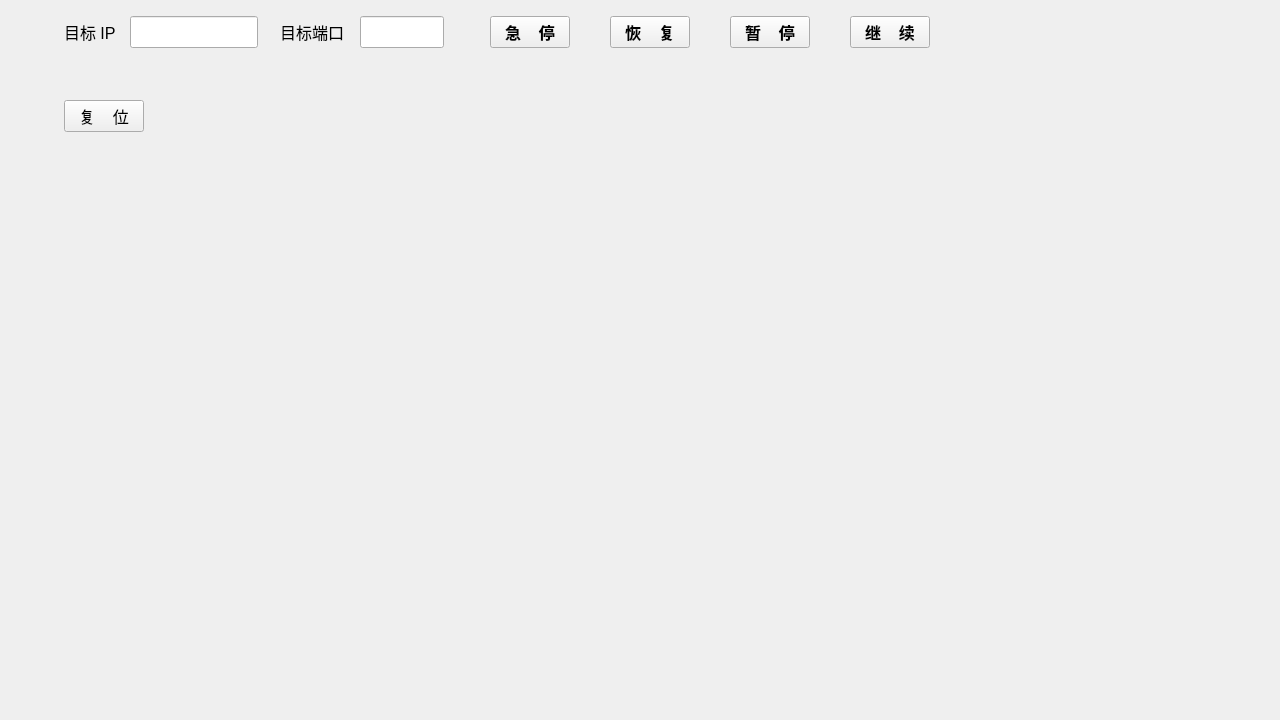
Qt form Debugger/operate.ui (RoundBridge/Qt) before a commit.
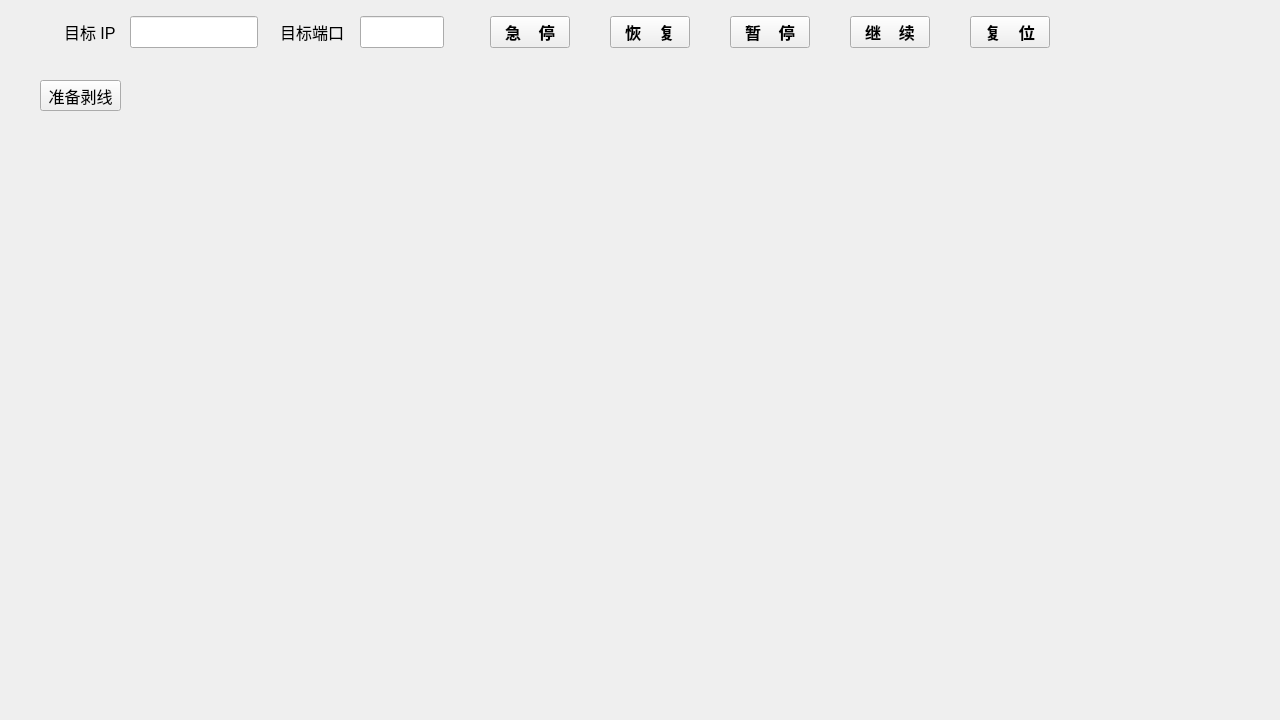
The same form after that commit.

```diff
--- a/Debugger/operate.ui
+++ b/Debugger/operate.ui
@@ -19,8 +19,8 @@
   <widget class="QPushButton" name="reset">
    <property name="geometry">
     <rect>
-     <x>64</x>
-     <y>100</y>
+     <x>970</x>
+     <y>16</y>
      <width>80</width>
      <height>32</height>
     </rect>
@@ -28,6 +28,7 @@
    <property name="font">
     <font>
      <pointsize>12</pointsize>
+     <bold>true</bold>
     </font>
    </property>
    <property name="text">
@@ -194,6 +195,25 @@
     <string>继    续</string>
    </property>
   </widget>
+  <widget class="QPushButton" name="prepareStrip">
+   <property name="geometry">
+    <rect>
+     <x>40</x>
+     <y>80</y>
+     <width>81</width>
+     <height>31</height>
+    </rect>
+   </property>
+   <property name="font">
+    <font>
+     <pointsize>12</pointsize>
+     <bold>false</bold>
+    </font>
+   </property>
+   <property name="text">
+    <string>准备剥线</string>
+   </property>
+  </widget>
  </widget>
  <resources/>
  <connections/>
```
